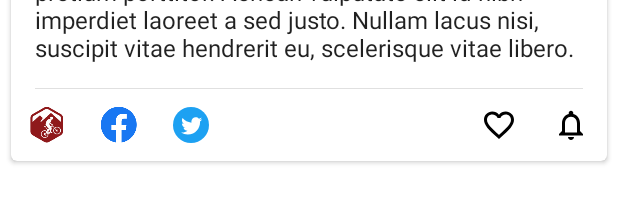
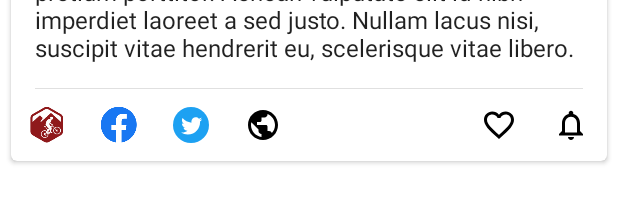
Before and after one commit to AndrewReitz/kotlin-multiplatform-ray-tracer, an Android app: the layout trail_list_item_view.xml on its own in the app's theme, with its tools: preview values and no code run, on a phone screen of 412 x 824 dp. Shown: the part 420-623 px from the top of the screen. Run offline under Robolectric (Android 15) with nearby library versions, the phone set to English and light mode, and no system bars.

Commit message:
Add Website to Social Media Section
Also fixes issue with where website urls weren't loading on android
11.

```diff
--- /dev/null
+++ b/trail-conditions-app/src/main/res/drawable/ic_www_24dp.xml
@@ -0,0 +1,9 @@
+<vector xmlns:android="http://schemas.android.com/apk/res/android"
+    android:width="24dp"
+    android:height="24dp"
+    android:viewportWidth="24"
+    android:viewportHeight="24">
+  <path
+      android:pathData="M12,2C6.48,2 2,6.48 2,12s4.48,10 10,10 10,-4.48 10,-10S17.52,2 12,2zM11,19.93c-3.95,-0.49 -7,-3.85 -7,-7.93 0,-0.62 0.08,-1.21 0.21,-1.79L9,15v1c0,1.1 0.9,2 2,2v1.93zM17.9,17.39c-0.26,-0.81 -1,-1.39 -1.9,-1.39h-1v-3c0,-0.55 -0.45,-1 -1,-1L8,12v-2h2c0.55,0 1,-0.45 1,-1L11,7h2c1.1,0 2,-0.9 2,-2v-0.41c2.93,1.19 5,4.06 5,7.41 0,2.08 -0.8,3.97 -2.1,5.39z"
+      android:fillColor="#000000"/>
+</vector>
--- a/trail-conditions-app/src/main/res/layout/trail_item_bottom_bar.xml
+++ b/trail-conditions-app/src/main/res/layout/trail_item_bottom_bar.xml
@@ -47,6 +47,20 @@
         app:layout_constraintTop_toTopOf="parent"
     />
 
+    <ImageButton
+        android:id="@+id/website"
+        android:layout_width="48dp"
+        android:layout_height="48dp"
+        android:src="@drawable/ic_www_24dp"
+        android:contentDescription="@string/website"
+        android:background="?attr/selectableItemBackgroundBorderless"
+        android:scaleType="center"
+        android:tint="?attr/colorOnBackground"
+        app:layout_constraintStart_toEndOf="@id/twitter"
+        app:layout_constraintBottom_toBottomOf="parent"
+        app:layout_constraintTop_toTopOf="parent"
+        />
+
     <!--    to give a larger click area for the favorite button-->
     <FrameLayout
         android:id="@+id/trail_favorite_container"
--- a/trail-conditions-app/src/main/res/values/strings.xml
+++ b/trail-conditions-app/src/main/res/values/strings.xml
@@ -48,4 +48,5 @@
     <string name="facebook">Facebook</string>
     <string name="twitter">Twitter</string>
     <string name="mountain_project">Mountain Project</string>
+  <string name="website">website</string>
 </resources>
```
Also changed, not shown: trail-conditions-app/src/main/java/cash/andrew/mntrailconditions/ui/TrailItemBottomBar.kt (+15 -11 lines), trail-conditions-app/src/main/java/cash/andrew/mntrailconditions/ui/trails/TrailListAdapter.kt (+2 -5 lines), trail-conditions-app/src/main/java/cash/andrew/mntrailconditions/ui/trails/TrailListItemView.kt (+4 -8 lines), trail-conditions-app/src/main/java/cash/andrew/mntrailconditions/util/IntentManager.kt (deleted, +0 -51 lines), trail-conditions-app/src/main/java/cash/andrew/mntrailconditions/util/context.kt (added, +16 -0 lines), 1 other file.
